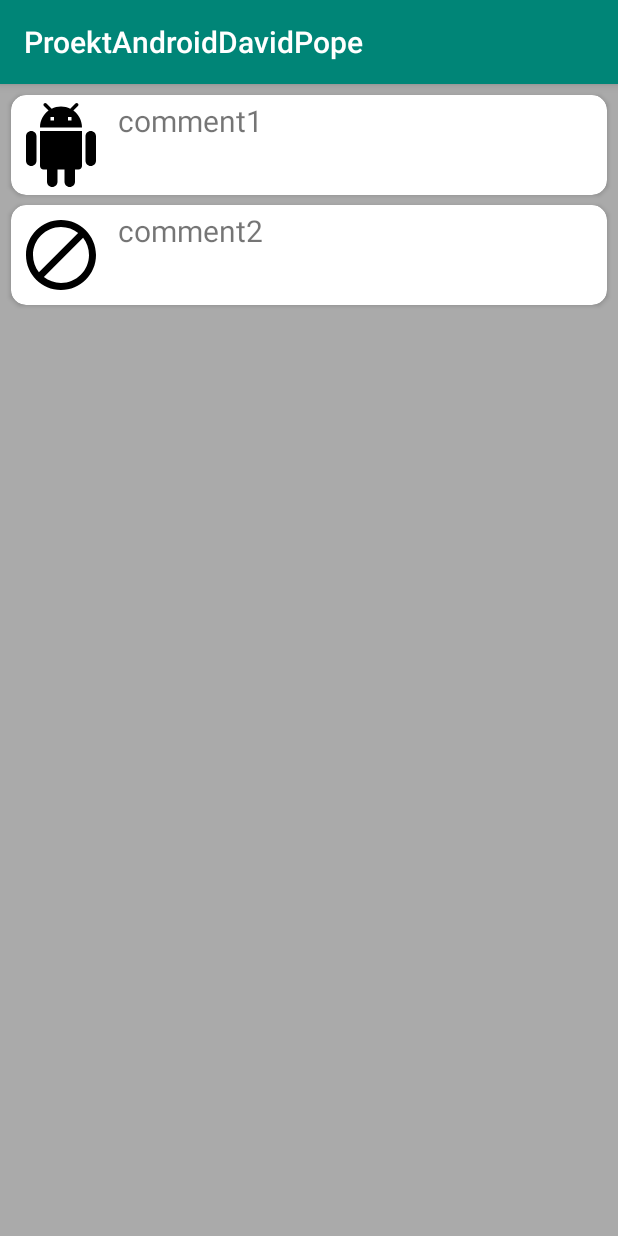
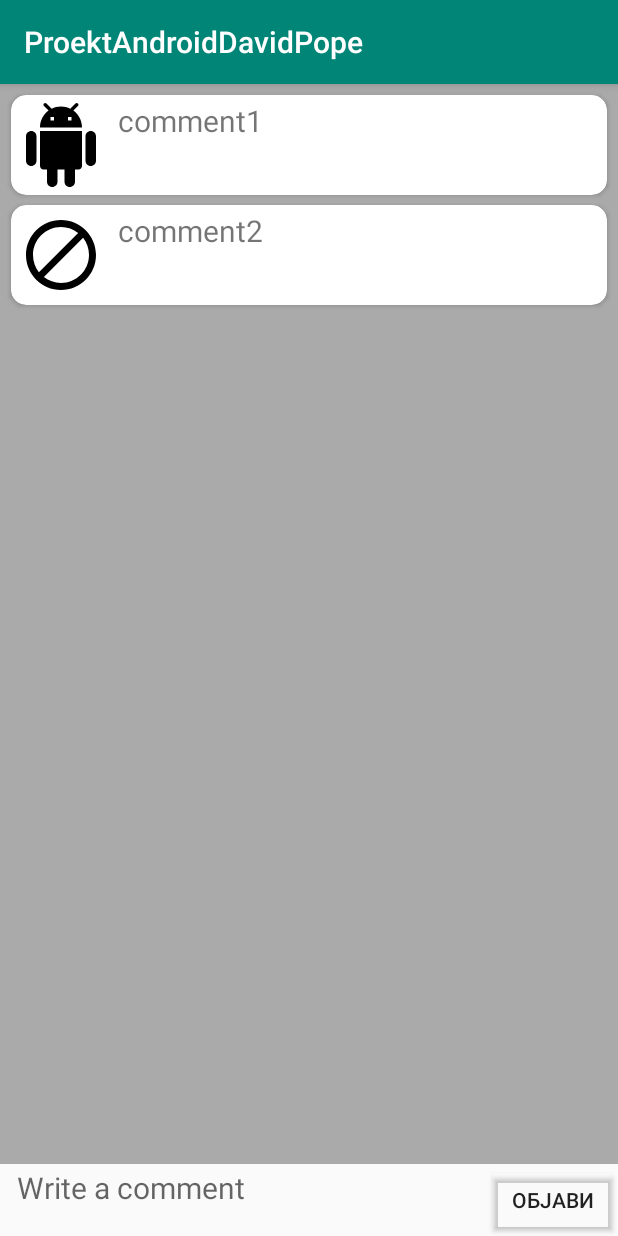
Before and after one commit to Andrejpopof/tinder, an Android app: the DetailsActivity screen opened directly, with no data from a screen before it, on a phone screen of 412 x 824 dp. Run offline under Robolectric (Android 15) with nearby library versions, the phone set to English and light mode, and no system bars.

Commit message:
DetailsActivity plus write comment

```diff
--- a/app/src/main/res/layout/activity_details.xml
+++ b/app/src/main/res/layout/activity_details.xml
@@ -13,8 +13,38 @@
         android:layout_width="match_parent"
         android:layout_height="match_parent"
         android:padding="4dp"
+        android:layout_weight='1'
         android:scrollbars="vertical"
         android:background="@android:color/darker_gray"
         />
 
+    <LinearLayout
+        android:layout_width="match_parent"
+        android:layout_height="wrap_content"
+        android:orientation="horizontal"
+        android:layout_gravity="bottom"
+        >
+        <EditText
+            android:id="@+id/editText"
+            android:layout_width="wrap_content"
+            android:layout_height="wrap_content"
+            android:layout_weight="1"
+            android:hint="  Write a comment"
+            android:textAlignment="gravity"
+            android:textSize="20sp"
+            android:layout_margin="2dp"
+            android:background="@android:color/transparent"
+            android:scrollbars="vertical"
+            />
+        <Button
+            android:id="@+id/Objavi"
+            android:layout_width="wrap_content"
+            android:layout_height="wrap_content"
+            android:text="Објави"
+            android:layout_gravity="center"
+            android:backgroundTint="@android:color/transparent"
+            android:layout_marginLeft="0.5dp"/>
+
+    </LinearLayout>
+
 </LinearLayout>
```
